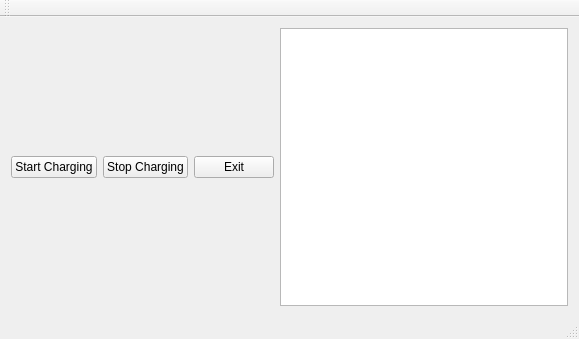
First picture: the form in mainwindow.ui, repository quanganhtran/formula-data-logger, before the edit.
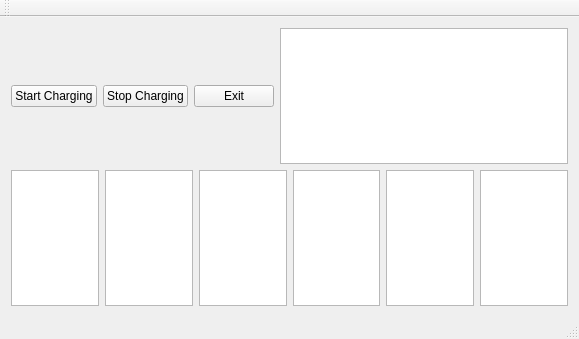
Second picture: the form after the edit.

Commit message: 6 table windows

Patch:
```diff
--- a/mainwindow.ui
+++ b/mainwindow.ui
@@ -48,7 +48,26 @@
      </layout>
     </item>
     <item>
-     <layout class="QHBoxLayout" name="horizontalLayout"/>
+     <layout class="QHBoxLayout" name="horizontalLayout">
+      <item>
+       <widget class="QTableView" name="tView0"/>
+      </item>
+      <item>
+       <widget class="QTableView" name="tView1"/>
+      </item>
+      <item>
+       <widget class="QTableView" name="tView2"/>
+      </item>
+      <item>
+       <widget class="QTableView" name="tView3"/>
+      </item>
+      <item>
+       <widget class="QTableView" name="tView4"/>
+      </item>
+      <item>
+       <widget class="QTableView" name="tView5"/>
+      </item>
+     </layout>
     </item>
    </layout>
   </widget>
```
The commit also changes 7 other files.
